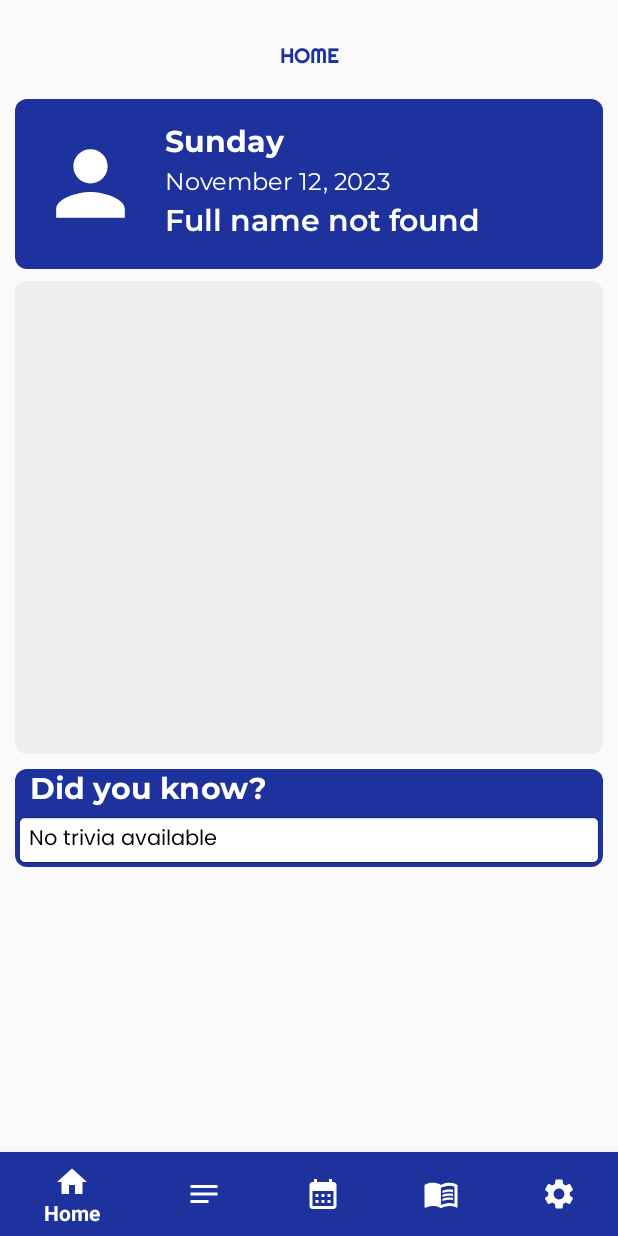
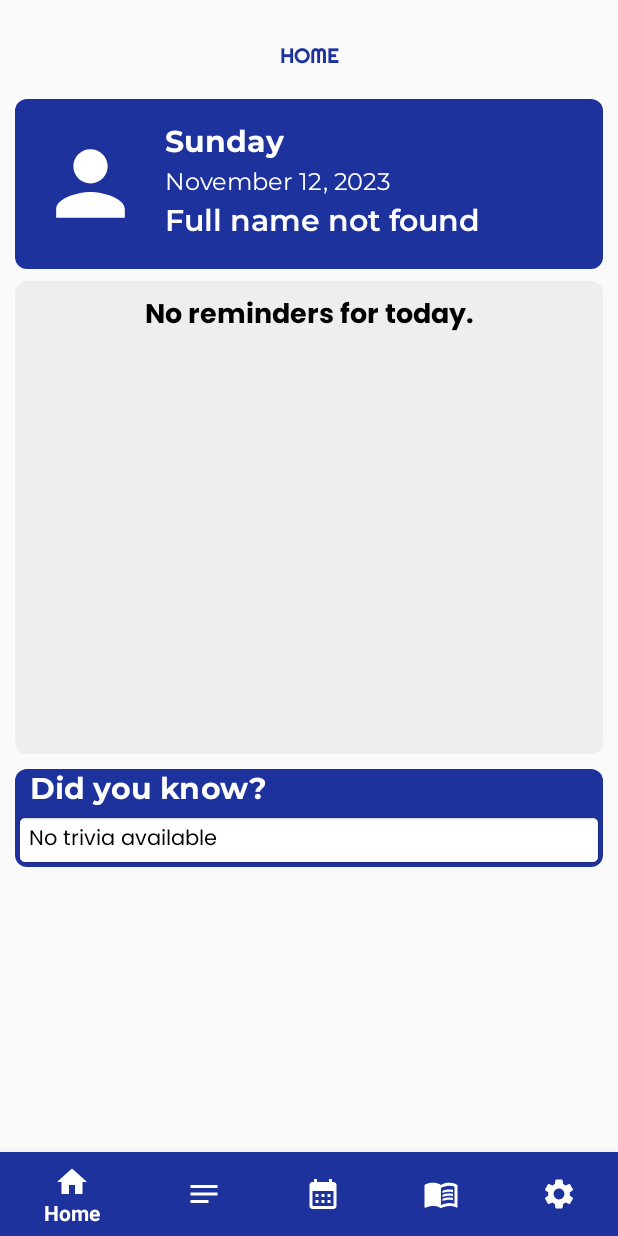
Before and after one commit to nkkdstrj/RC-Student-Diary, an Android app: the screen it shows after launch once a user with an empty profile is signed in (MainActivity), on a phone screen of 412 x 824 dp. Run offline under Robolectric (Android 15) with nearby library versions, the phone set to English and light mode, and no system bars; our stand-ins replace Firebase (no records; nobody signed in at launch, a user with empty details on screens opened directly); libraries missing offline, so code that uses them is left out: com.itextpdf.text.

Commit message:
HOME FRAGMENT IMPROVE

```diff
--- a/app/src/main/java/com/rcdiarycollegedept/rcstudentdiary/DiaryDataAdapterFragment.java
+++ b/app/src/main/java/com/rcdiarycollegedept/rcstudentdiary/DiaryDataAdapterFragment.java
@@ -129,6 +129,8 @@ public class DiaryDataAdapterFragment extends RecyclerView.Adapter<DiaryDataAdap
             fragmentTransaction.replace(R.id.frame_layout, newFragment);
             fragmentTransaction.addToBackStack(null);
             fragmentTransaction.commit();
+            fragmentManager.popBackStack(null, FragmentManager.POP_BACK_STACK_INCLUSIVE);
         }
+
     }
 }
--- a/app/src/main/java/com/rcdiarycollegedept/rcstudentdiary/HomeFragment.java
+++ b/app/src/main/java/com/rcdiarycollegedept/rcstudentdiary/HomeFragment.java
@@ -35,6 +35,7 @@ public class HomeFragment extends Fragment {
     private List<PublicReminder> publicReminderList = new ArrayList<>();
     private List<Integer> usedTriviaIndices = new ArrayList<>();
     private int totalTriviaItems = 0;
+    private TextView noRemindersTextView;
 
     private boolean newReminderFetched = false; // Flag to track new reminders
 
@@ -70,6 +71,9 @@ public class HomeFragment extends Fragment {
         publicReminderRecyclerView.setLayoutManager(new LinearLayoutManager(requireContext()));
         publicReminderAdapter = new PublicReminderAdapter(requireContext(), publicReminderList);
         publicReminderRecyclerView.setAdapter(publicReminderAdapter);
+
+        noRemindersTextView = rootView.findViewById(R.id.noRemindersTextView);
+        noRemindersTextView.setVisibility(View.GONE);
     }
 
     private void setDayAndDate() {
@@ -108,6 +112,12 @@ public class HomeFragment extends Fragment {
         });
     }
 
+    private boolean isCurrentDateTimeMatch(PublicReminder publicReminder) {
+        Date currentDate = new Date(); // Current date and time
+        Date reminderDate = publicReminder.getDate(); // Saved date and time from PublicReminder
+        return currentDate.equals(reminderDate);
+    }
+
     private void fetchPublicRemindersFromFirebase() {
         DatabaseReference publicRemindersRef = FirebaseDatabase.getInstance().getReference().child("PublicReminders");
 
@@ -121,6 +131,7 @@ public class HomeFragment extends Fragment {
                 dayTextView.setVisibility(View.VISIBLE);
 
                 publicReminderList.clear();
+
                 for (DataSnapshot reminderSnapshot : dataSnapshot.getChildren()) {
                     for (DataSnapshot eventSnapshot : reminderSnapshot.getChildren()) {
                         PublicReminder publicReminder = eventSnapshot.getValue(PublicReminder.class);
@@ -130,6 +141,12 @@ public class HomeFragment extends Fragment {
                             try {
                                 Date date = dateFormat.parse(eventSnapshot.getKey());
                                 publicReminder.setDate(date);
+
+                                // Check if the current date and time match the saved date and time
+                                if (isCurrentDateTimeMatch(publicReminder)) {
+                                    sendNotification(publicReminder.getEventName());
+                                }
+
                                 publicReminderList.add(publicReminder);
                             } catch (ParseException e) {
                                 e.printStackTrace();
@@ -137,14 +154,14 @@ public class HomeFragment extends Fragment {
                         }
                     }
                 }
+
+                // Update the visibility of noRemindersTextView
+                noRemindersTextView.setVisibility(publicReminderList.isEmpty() ? View.VISIBLE : View.GONE);
+
                 publicReminderAdapter.notifyDataSetChanged();
 
-                // Check for new reminders and send a notification
-                if (newReminderFetched) {
-                    String eventName = publicReminderList.get(publicReminderList.size() - 1).getEventName();
-                    sendNotification(eventName);
-                    newReminderFetched = true; // Reset the flag
-                }
+                // Set the newReminderFetched flag to true when a new reminder is fetched
+                newReminderFetched = !publicReminderList.isEmpty();
             }
 
             @Override
--- a/app/src/main/res/layout/fragment_home.xml
+++ b/app/src/main/res/layout/fragment_home.xml
@@ -122,6 +122,21 @@
 
         </androidx.recyclerview.widget.RecyclerView>
 
+        <TextView
+            android:id="@+id/noRemindersTextView"
+            android:layout_width="wrap_content"
+            android:layout_height="wrap_content"
+            android:layout_gravity="center"
+            android:layout_marginTop="16dp"
+            android:fontFamily="@font/poppins_bold"
+            android:text="No reminders for today."
+            android:textColor="@color/black"
+            android:textSize="18sp"
+            android:visibility="gone"
+            app:layout_constraintEnd_toEndOf="parent"
+            app:layout_constraintStart_toStartOf="parent"
+            app:layout_constraintTop_toBottomOf="@+id/linearLayout2" />
+
         <LinearLayout
             android:id="@+id/linearLayout"
             android:layout_width="match_parent"
```
Also changed, not shown: app/src/main/java/com/rcdiarycollegedept/rcstudentdiary/MainActivity.java (+16 -13 lines).
